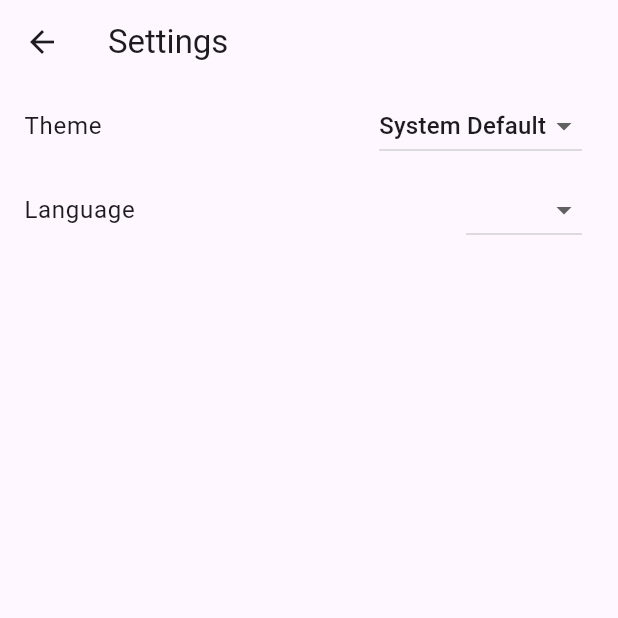
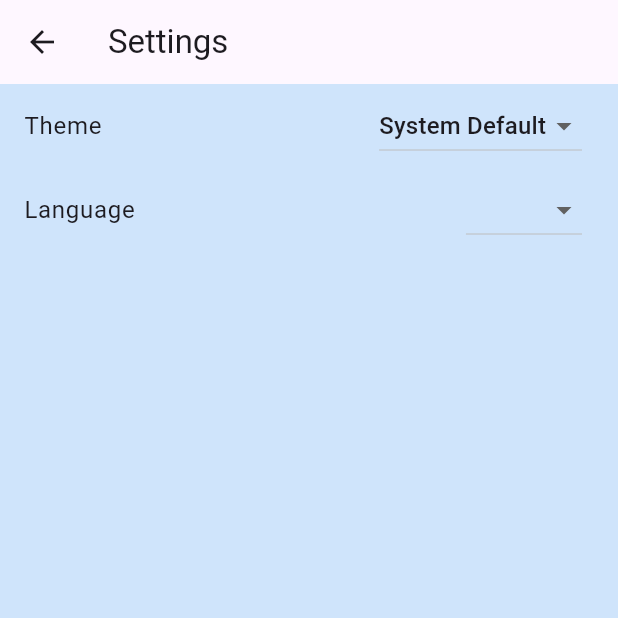
Before and after one commit to uzzysan/dose_reminder, a Flutter app: the screen it shows after launch, after a tap on the "settings" icon, on a phone screen of 412 x 824 dp, the top half of it. Run offline on Flutter 3.47's test engine with Material 3 defaults, Android fonts, the light colour scheme and no system bars; our stand-ins replace flutter_local_notifications, flutter_riverpod, flutter_timezone, hive, hive_flutter, image_picker and 2 more; accounts and stored records are empty; generated files the repository leaves out were written again; statements that could not run were skipped.

Commit message:
feat: Add splash screen and update home screen with dynamic theming

```diff
--- a/lib/main.dart
+++ b/lib/main.dart
@@ -8,6 +8,7 @@ import 'package:flutter_riverpod/flutter_riverpod.dart';
 import 'package:hive_flutter/hive_flutter.dart';
 import 'package:flutter_gen/gen_l10n/app_localizations.dart';
 import 'package:flutter_localizations/flutter_localizations.dart';
+import 'package:dose_reminder/src/views/splash_screen.dart';
 
 Future<void> main() async {
   // Ensure flutter is initialized
@@ -39,11 +40,19 @@ class MyApp extends ConsumerWidget {
       theme: ThemeData(
         colorScheme: ColorScheme.fromSeed(seedColor: Colors.deepPurple),
         useMaterial3: true,
+        cardColor: const Color.fromARGB(128, 160, 202, 247),
+        scaffoldBackgroundColor: const Color.fromARGB(128, 160, 202, 247),
+        canvasColor: const Color.fromARGB(128, 160, 202, 247),
+        dialogBackgroundColor: const Color.fromARGB(128, 160, 202, 247),
       ),
       darkTheme: ThemeData(
         colorScheme: ColorScheme.fromSeed(seedColor: Colors.deepPurple,
             brightness: Brightness.dark),
         useMaterial3: true,
+        cardColor: const Color.fromARGB(128, 19, 46, 73),
+        scaffoldBackgroundColor: const Color.fromARGB(128, 19, 46, 73),
+        canvasColor: const Color.fromARGB(128, 19, 46, 73),
+        dialogBackgroundColor: const Color.fromARGB(128, 19, 46, 73),
       ),
       themeMode: themeMode,
       localizationsDelegates: const [
@@ -57,7 +66,7 @@ class MyApp extends ConsumerWidget {
         Locale('pl', ''), // Polish
       ],
       locale: locale, // Set the locale from the provider
-      home: const HomeScreen(),
+      home: const SplashScreen(),
     );
   }
 }
--- a/lib/src/views/home_screen.dart
+++ b/lib/src/views/home_screen.dart
@@ -1,4 +1,5 @@
 import 'package:dose_reminder/src/models/medicine.dart';
+import 'package:dose_reminder/src/providers/settings_provider.dart';
 import 'package:dose_reminder/src/services/database_service.dart';
 import 'package:dose_reminder/src/views/add_edit_medicine_screen.dart';
 import 'package:dose_reminder/src/views/settings_screen.dart';
@@ -19,6 +20,14 @@ class HomeScreen extends ConsumerWidget {
   Widget build(BuildContext context, WidgetRef ref) {
     final medicinesAsyncValue = ref.watch(medicinesProvider);
     final l10n = AppLocalizations.of(context)!;
+    final themeMode = ref.watch(themeNotifierProvider);
+
+    final isDarkMode = themeMode == ThemeMode.dark ||
+        (themeMode == ThemeMode.system &&
+            MediaQuery.of(context).platformBrightness == Brightness.dark);
+
+    final logoAsset = isDarkMode ? 'assets/logo_dark.png' : 'assets/logo_bright.png';
+    final backgroundColor = isDarkMode ? const Color.fromARGB(255, 18, 27, 36) : Colors.white;
 
     return Scaffold(
       appBar: AppBar(
@@ -35,7 +44,22 @@ class HomeScreen extends ConsumerWidget {
           ),
         ],
       ),
-      body: medicinesAsyncValue.when(
+      body: Stack(
+        children: [
+          Positioned.fill(
+            child: Container(
+              color: backgroundColor,
+              child: Center(
+                child: Image.asset(
+                  logoAsset,
+                  fit: BoxFit.contain,
+                  width: MediaQuery.of(context).size.width * 0.6,
+                ),
+              ),
+            ),
+          ),
+          // The actual content of the screen
+          medicinesAsyncValue.when(
             data: (medicines) {
               if (medicines.isEmpty) {
                 return Center(
@@ -52,6 +76,8 @@ class HomeScreen extends ConsumerWidget {
             loading: () => const Center(child: CircularProgressIndicator()),
             error: (err, stack) => Center(child: Text('Error: $err')),
           ),
+        ],
+      ),
       floatingActionButton: FloatingActionButton(
         onPressed: () async {
           await Navigator.of(context).push(
--- /dev/null
+++ b/lib/src/views/splash_screen.dart
@@ -0,0 +1,47 @@
+import 'package:dose_reminder/src/providers/settings_provider.dart';
+import 'package:dose_reminder/src/views/home_screen.dart';
+import 'package:flutter/material.dart';
+import 'package:flutter_riverpod/flutter_riverpod.dart';
+
+class SplashScreen extends ConsumerStatefulWidget {
+  const SplashScreen({super.key});
+
+  @override
+  ConsumerState<SplashScreen> createState() => _SplashScreenState();
+}
+
+class _SplashScreenState extends ConsumerState<SplashScreen> {
+  @override
+  void initState() {
+    super.initState();
+    Future.delayed(const Duration(seconds: 2), () {
+      Navigator.pushReplacement(
+        context,
+        MaterialPageRoute(builder: (context) => const HomeScreen()),
+      );
+    });
+  }
+
+  @override
+  Widget build(BuildContext context) {
+    final themeMode = ref.watch(themeNotifierProvider);
+    final isDarkMode = themeMode == ThemeMode.dark ||
+        (themeMode == ThemeMode.system &&
+            MediaQuery.of(context).platformBrightness == Brightness.dark);
+
+    final logoAsset = isDarkMode ? 'assets/logo_dark.png' : 'assets/logo_bright.png';
+
+    return Scaffold(
+      body: Container(
+        color: isDarkMode ? const Color.fromARGB(255, 18, 27, 36) : Colors.white, // Background color
+        child: Center(
+          child: Image.asset(
+            logoAsset,
+            fit: BoxFit.contain,
+            width: MediaQuery.of(context).size.width * 0.6, // Adjust size as needed
+          ),
+        ),
+      ),
+    );
+  }
+}
--- a/pubspec.yaml
+++ b/pubspec.yaml
@@ -72,9 +72,8 @@ flutter:
   generate: true
 
   # To add assets to your application, add an assets section, like this:
-  # assets:
-  #   - images/a_dot_burr.jpeg
-  #   - images/a_dot_ham.jpeg
+  assets:
+    - assets/
 
   # An image asset can refer to one or more resolution-specific "variants", see
   # https://flutter.dev/to/resolution-aware-images
```
Lines whose indentation alone changed are shown as unchanged.
